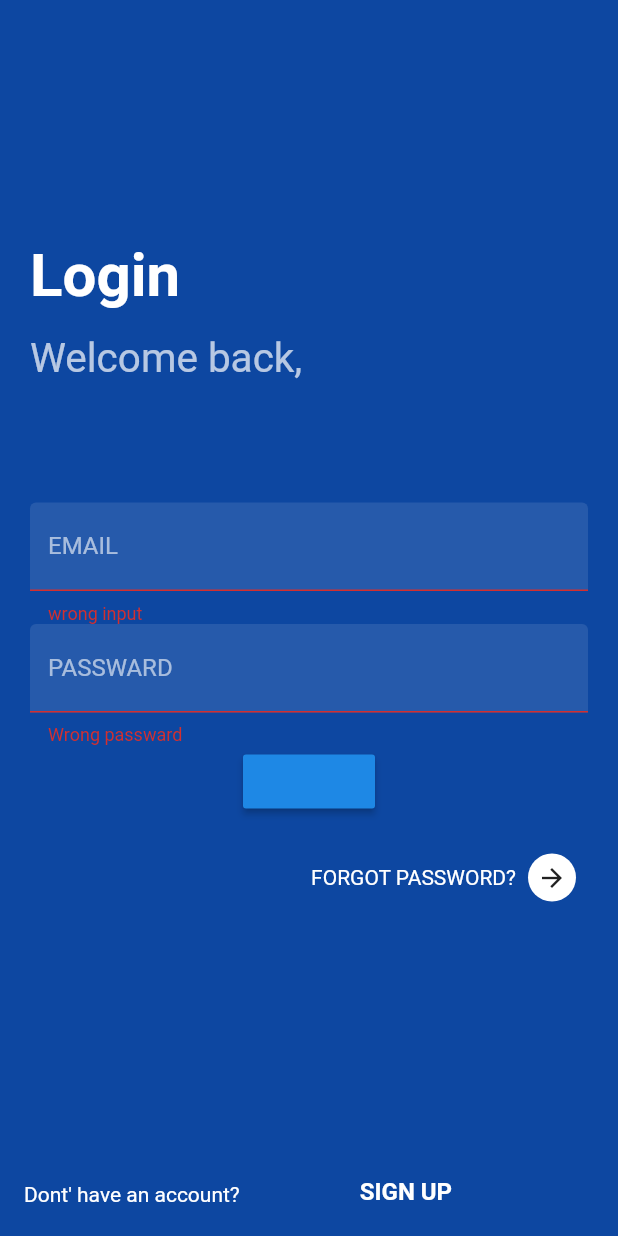
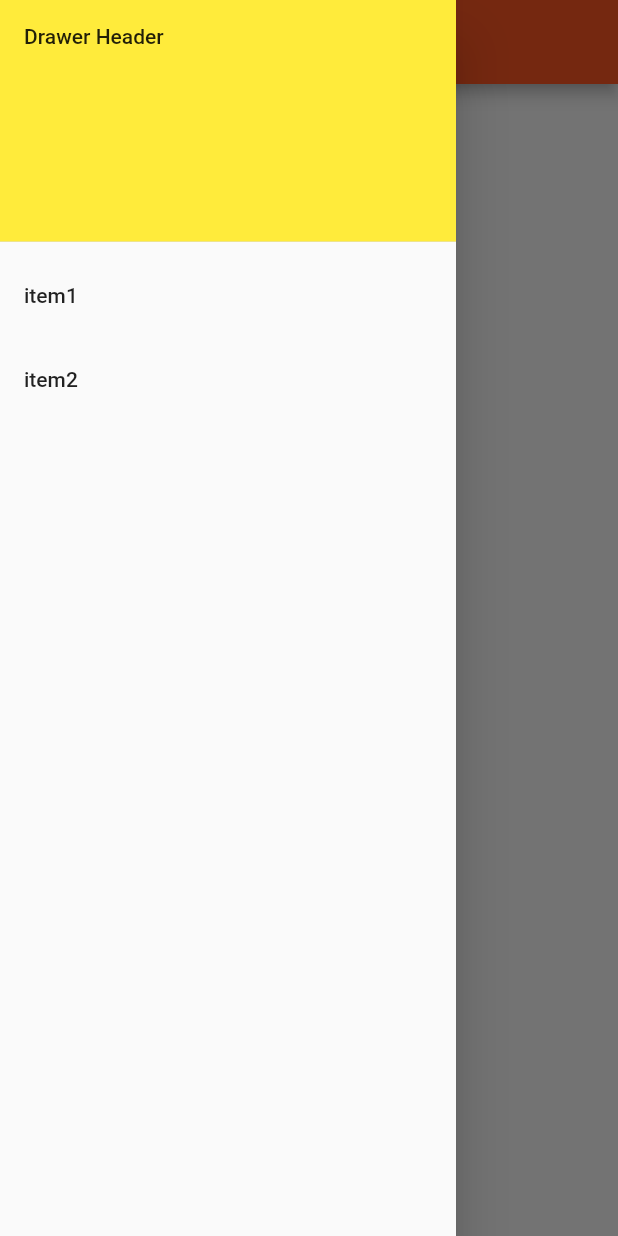
Before and after one commit to yvonmanzi/ui_design_experiments, a Flutter app: the screen it shows after launch, with the side drawer open (before the commit the screen has no drawer), on a phone screen of 412 x 824 dp. Run offline on Flutter 3.47's test engine with Material 2 defaults, Android fonts, the phone set to English and light mode, and no system bars; our stand-ins replace sqflite; accounts and stored records are empty.

Commit message:
drawers are amazing

```diff
--- a/lib/main.dart
+++ b/lib/main.dart
@@ -1,183 +1,57 @@
 import 'package:flutter/material.dart';
-
-import 'login_form.dart';
 
 void main() => runApp(App());
 
-/*
-* class App extends StatelessWidget {
+class App extends StatelessWidget {
+  String title = "Drawers";
+
   @override
   Widget build(BuildContext context) {
     return MaterialApp(
-      title: "play",
-      home: Scaffold(
-        appBar: AppBar(
-          backgroundColor: Colors.orange,
-          title: Text("Play"),
-          leading: IconButton(
-            icon: Icon(
-              Icons.search,
-              color: Colors.black,
-              size: 20.0,
-              textDirection: TextDirection.rtl,
+      title: title,
+      theme: ThemeData(
+        primarySwatch: Colors.deepOrange,
+      ),
+      home: MyDrawer(title: this.title),
+    );
+  }
+}
+
+class MyDrawer extends StatelessWidget {
+  final String title;
+
+  MyDrawer({Key key, this.title}) : super(key: key);
+
+  @override
+  Widget build(BuildContext context) {
+    return Scaffold(
+      appBar: AppBar(
+        title: Text(title),
+      ),
+      body: Center(
+        child: Text("Hello"),
+      ),
+      drawer: Drawer(
+        child: ListView(
+          padding: EdgeInsets.zero,
+          children: <Widget>[
+            DrawerHeader(
+              decoration: BoxDecoration(
+                color: Colors.yellow,
+              ),
+              child: Text("Drawer Header"),
             ),
-            onPressed: _searchIconPressed,
-            focusColor: Colors.green,
-          ),
-        ),
-        body: SafeArea(
-          child: Padding(
-            padding: EdgeInsets.all(16.0),
-            child: Center(
-              child: Text(
-                "Hello Flutter! We are awesome",
-                textDirection: TextDirection.ltr,
-                style: TextStyle(
-                  fontSize: 20.0,
-                  fontWeight: FontWeight.normal,
-                  //fontStyle: FontStyle.italic,
-                  //color: Colors.deepPurple,
-                  //backgroundColor: Colors.white,
-//            decoration: TextDecoration.underline,
-                  decorationColor: Colors.deepPurple,
-                  // decorationStyle: TextDecorationStyle.wavy,
-                  wordSpacing: 10.0,
-                  letterSpacing: 2.0,
-                ),
-              ),
+            ListTile(
+              title: Text("item1"),
+              onTap: () => Navigator.pop(context),
             ),
-          ),
+            ListTile(
+              title: Text("item2"),
+              onTap: () => Navigator.pop(context),
+            )
+          ],
         ),
       ),
     );
   }
-
-  void _searchIconPressed() {
-    print("hello");
-  }
 }
-
-* */
-class App extends StatelessWidget {
-  BuildContext get context => context;
-
-  @override
-  Widget build(BuildContext context) {
-    return MaterialApp(
-      theme: ThemeData(
-        brightness: Brightness.dark,
-      ),
-      home: LoginPage(),
-    );
-  }
-}
-
-//initialRoute: '/home',
-//onGenerateRoute: _generateRoute,
-
-/*
-  * Route<dynamic> _generateRoute(RouteSettings settings) {
-    //if (settings.name != '/home') return null;
-    return MaterialPageRoute<void>(
-      settings: settings,
-      builder: (BuildContext context) {
-        debugPrint("pressed!");
-        return HomePage();
-      },
-      fullscreenDialog: true,
-    );
-  }
-  * */
-
-class LoginPage extends StatelessWidget {
-  @override
-  Widget build(BuildContext context) {
-    return Material(
-      color: Colors.blue[900],
-      child: Column(
-        children: <Widget>[
-          Padding(
-            padding: EdgeInsets.symmetric(vertical: 160.0, horizontal: 20.0),
-            child: Expanded(
-              child: ListView(
-                shrinkWrap: true,
-                children: <Widget>[
-                  Column(
-                    crossAxisAlignment: CrossAxisAlignment.start,
-                    children: <Widget>[
-                      Text(
-                        "Login",
-                        style: TextStyle(
-                          fontSize: 40.0,
-                          fontWeight: FontWeight.bold,
-                          color: Colors.white,
-                        ),
-                      ),
-                      SizedBox(
-                        height: 16.0,
-                      ),
-                      Text(
-                        "Welcome back,",
-                        style: TextStyle(fontSize: 27.0, color: Colors.white70),
-                      ),
-                      SizedBox(
-                        height: 80.0,
-                      ),
-                      LoginForm(),
-                      SizedBox(
-                        height: 16.0,
-                      ),
-                      Row(
-                        mainAxisAlignment: MainAxisAlignment.end,
-                        children: <Widget>[
-                          Text(
-                            "FORGOT PASSWORD?",
-                            style: TextStyle(
-                              color: Colors.white,
-                            ),
-                          ),
-                          IconButton(
-                            icon: CircleAvatar(
-                              radius: 40.0,
-                              backgroundColor: Colors.white,
-                              child: Icon(
-                                Icons.arrow_forward,
-                                size: 20.0,
-                                color: Theme.of(context).primaryColor,
-                              ),
-                            ),
-                            onPressed: null,
-                          ),
-                        ],
-                      )
-                    ],
-                  ),
-                ],
-              ),
-            ),
-          ),
-          Padding(
-            padding: EdgeInsets.all(16.0),
-            child: Row(
-              mainAxisAlignment: MainAxisAlignment.start,
-              crossAxisAlignment: CrossAxisAlignment.end,
-              children: <Widget>[
-                Text("Dont' have an account?"),
-                SizedBox(
-                  width: 80.0,
-                ),
-                Text(
-                  "SIGN UP",
-                  style: TextStyle(
-                    fontWeight: FontWeight.bold,
-                    fontSize: 16.0,
-                  ),
-                ),
-              ],
-            ),
-          )
-        ],
-      ),
-    );
-  }
-}
```
Also changed, not shown: 2 other files.
